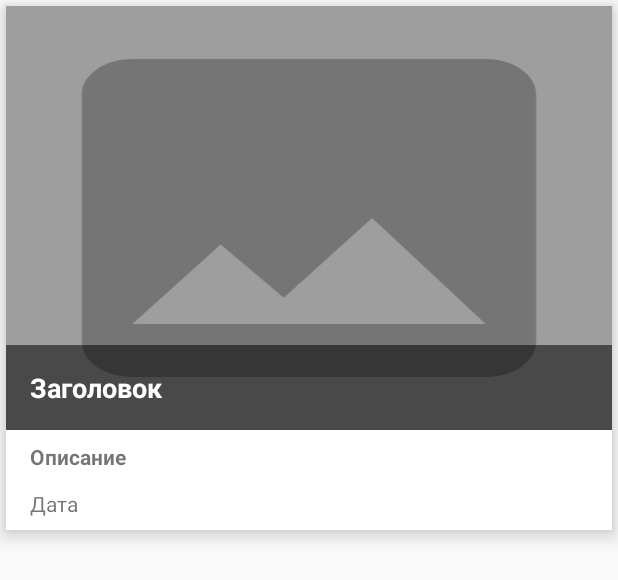
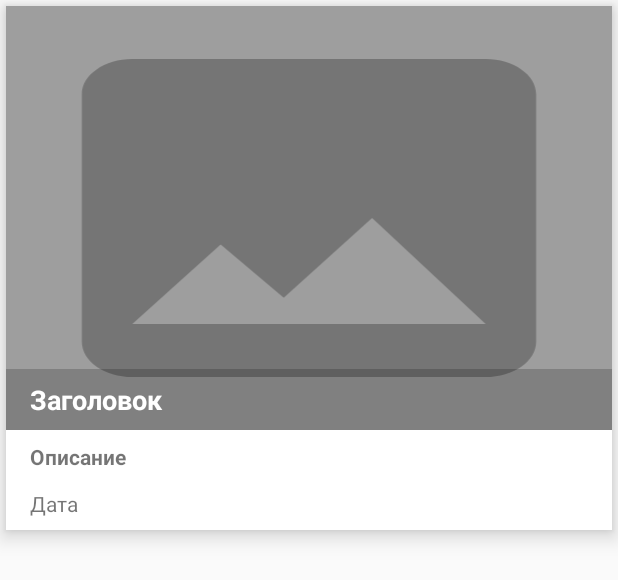
Before and after one commit to slowfarm/Orioks, an Android app: the layout news_list_item.xml on its own in the app's theme, with its tools: preview values and no code run, on a phone screen of 412 x 824 dp. Shown: the top 580 px of the screen. Run offline under Robolectric (Android 15) with nearby library versions, the phone set to English and light mode, and no system bars.

Commit message:
1.1.4 news updated alpha

```diff
--- a/app/build.gradle
+++ b/app/build.gradle
@@ -7,8 +7,8 @@ android {
         applicationId "ru.eva.oriokslive"
         minSdkVersion 16
         targetSdkVersion 28
-        versionCode 10103
-        versionName "1.1.3"
+        versionCode 10104
+        versionName "1.1.4"
         testInstrumentationRunner "android.support.test.runner.AndroidJUnitRunner"
     }
     buildTypes {
--- a/app/src/main/res/layout/news_list_item.xml
+++ b/app/src/main/res/layout/news_list_item.xml
@@ -34,8 +34,11 @@
                 android:id="@+id/title"
                 android:layout_width="0dp"
                 android:layout_height="wrap_content"
-                android:background="#88000000"
-                android:padding="16dp"
+                android:background="#30000000"
+                android:paddingLeft="16dp"
+                android:paddingTop="8dp"
+                android:paddingRight="16dp"
+                android:paddingBottom="8dp"
                 android:textColor="#FFFFFF"
                 android:textSize="18sp"
                 android:textStyle="bold"
```
